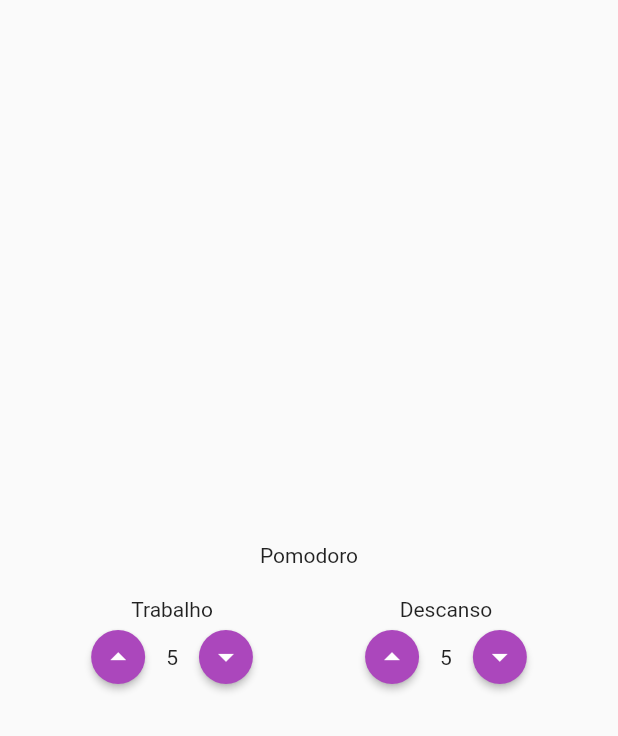
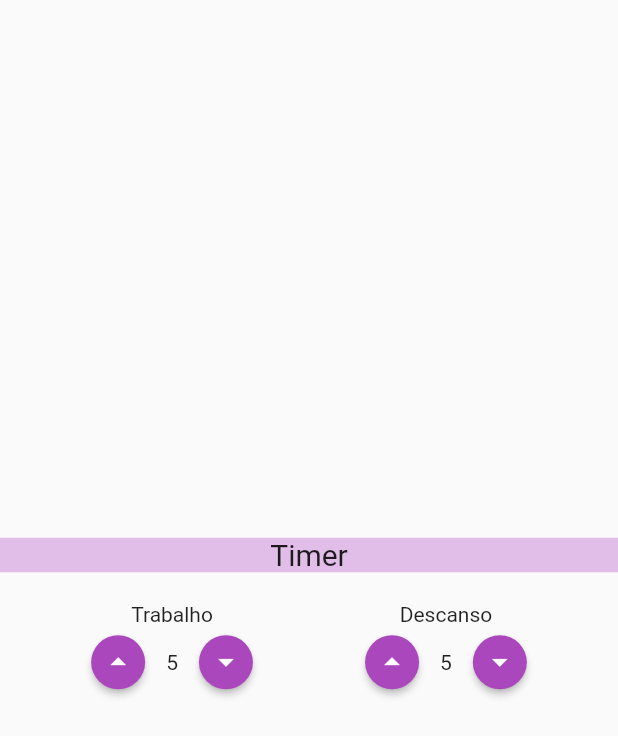
Before and after one commit to lemtd/mobx_project, a Flutter app: the screen it shows after launch, on a phone screen of 412 x 824 dp. Shown: the top 736 px of the screen. Run offline on Flutter 3.47's test engine with Material 2 defaults, Android fonts, the phone set to English and light mode, and no system bars; our stand-ins replace flutter_mobx, flutter_modular, mobx; generated files the repository leaves out were written again.

Commit message:
Creating timer component

```diff
--- /dev/null
+++ b/lib/app/modules/components/timer.dart
@@ -0,0 +1,20 @@
+import 'package:flutter/material.dart';
+
+class Timer extends StatelessWidget {
+  const Timer({Key? key}) : super(key: key);
+
+  @override
+  Widget build(BuildContext context) {
+    return Container(
+      color: Colors.purple[100],
+      child: Column(
+        children: [
+          Text(
+            'Timer',
+            style: TextStyle(fontSize: 20),
+          ),
+        ],
+      ),
+    );
+  }
+}
--- a/lib/app/modules/pages/pomodoro.dart
+++ b/lib/app/modules/pages/pomodoro.dart
@@ -1,5 +1,6 @@
 import 'package:flutter/material.dart';
 import 'package:mobx_project/app/modules/components/input_time.dart';
+import 'package:mobx_project/app/modules/components/timer.dart';
 
 class Pomodoro extends StatelessWidget {
   const Pomodoro({Key? key}) : super(key: key);
@@ -9,9 +10,9 @@
     return Scaffold(
       body: Column(
         mainAxisAlignment: MainAxisAlignment.center,
-        crossAxisAlignment: CrossAxisAlignment.center,
+        crossAxisAlignment: CrossAxisAlignment.stretch,
         children: [
-          Text('Pomodoro'),
+          Timer(),
           SizedBox(
             height: 20,
           ),
```
